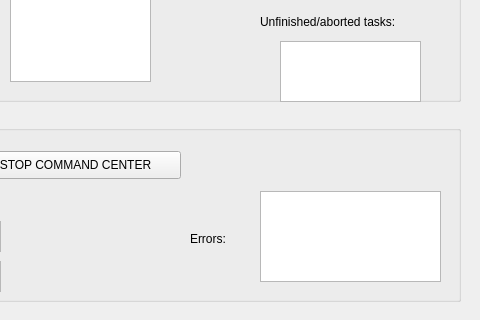
This is Hanse/CommandCenter/commandcenterform.ui in iti-luebeck/HANSE2011 as Qt 5 draws it before an edit; both pictures show x 330 to 810 and y 289 to 609 of the 810 by 609 pixel window. The edited form follows.
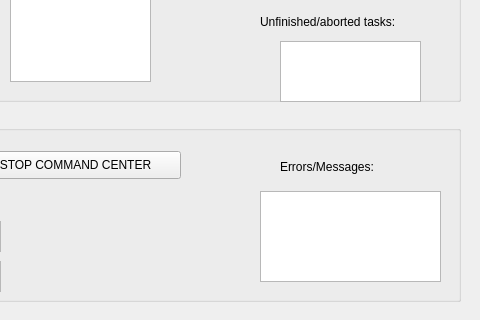
This is the edited form.

What changed in the file:
```diff
--- a/Hanse/CommandCenter/commandcenterform.ui
+++ b/Hanse/CommandCenter/commandcenterform.ui
@@ -356,14 +356,14 @@
    <widget class="QLabel" name="label_5">
     <property name="geometry">
      <rect>
-      <x>500</x>
-      <y>120</y>
-      <width>51</width>
-      <height>16</height>
+      <x>590</x>
+      <y>40</y>
+      <width>141</width>
+      <height>31</height>
      </rect>
     </property>
     <property name="text">
-     <string>Errors:</string>
+     <string>Errors/Messages:</string>
     </property>
    </widget>
    <widget class="QTextBrowser" name="errorOutput">
```
